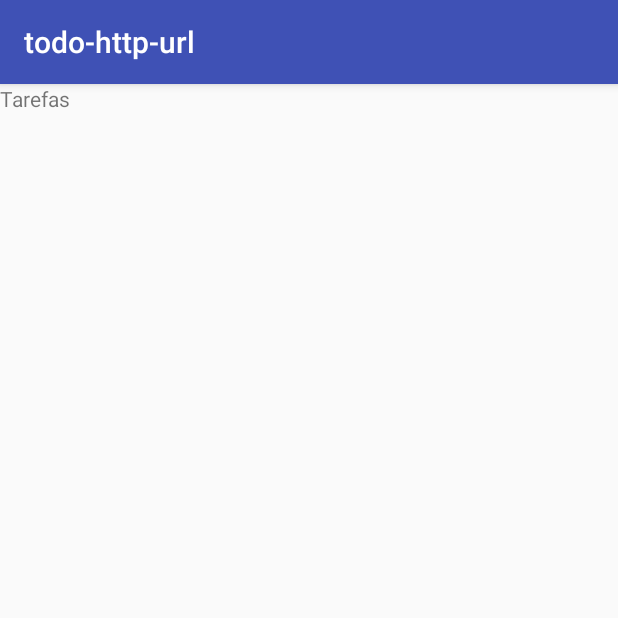
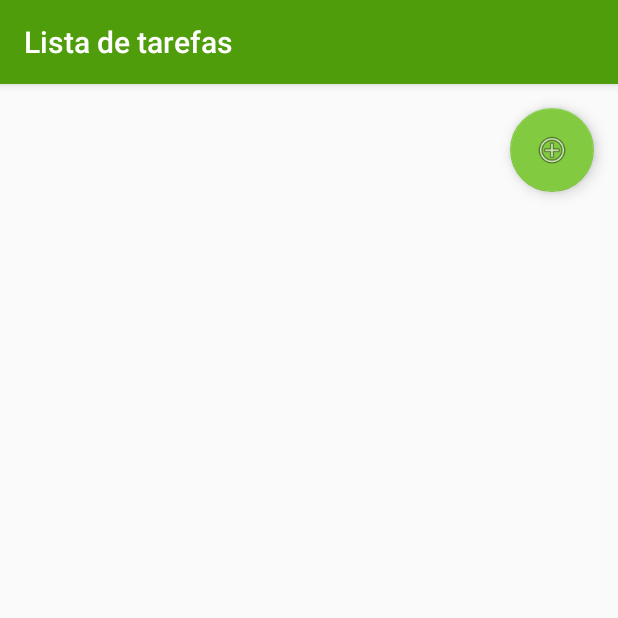
Before and after one commit to mariovmelo/todo-app-android, an Android app: the screen it shows after launch (MainActivity), on a phone screen of 412 x 824 dp, the top half of it. Run offline under Robolectric (Android 15) with nearby library versions, the phone set to English and light mode, and no system bars.

Commit message:
Implementação da versão incial do aplicativo de lista de tarefas

```diff
--- a/app/build.gradle
+++ b/app/build.gradle
@@ -3,7 +3,7 @@ apply plugin: 'com.android.application'
 android {
     compileSdkVersion 27
     defaultConfig {
-        applicationId "br.edu.ifrn.todo_http_url"
+        applicationId "br.edu.ifrn.todo_app"
         minSdkVersion 16
         targetSdkVersion 27
         versionCode 1
@@ -22,6 +22,7 @@ dependencies {
     implementation fileTree(dir: 'libs', include: ['*.jar'])
     implementation 'com.android.support:appcompat-v7:27.1.1'
     implementation 'com.android.support.constraint:constraint-layout:1.1.0'
+    implementation 'com.android.support:design:27.1.1'
     testImplementation 'junit:junit:4.12'
     androidTestImplementation 'com.android.support.test:runner:1.0.2'
     androidTestImplementation 'com.android.support.test.espresso:espresso-core:3.0.2'
--- /dev/null
+++ b/app/src/main/java/br/edu/ifrn/todo_app_android/MainActivity.java
@@ -0,0 +1,68 @@
+package br.edu.ifrn.todo_app_android;
+
+import android.content.Intent;
+import android.os.AsyncTask;
+import android.support.design.widget.FloatingActionButton;
+import android.support.design.widget.Snackbar;
+import android.support.v7.app.AppCompatActivity;
+import android.os.Bundle;
+import android.util.Log;
+import android.view.View;
+import android.widget.ArrayAdapter;
+import android.widget.ListView;
+import android.widget.TextView;
+
+import java.io.BufferedReader;
+import java.io.InputStreamReader;
+import java.net.HttpURLConnection;
+import java.net.URL;
+
+import br.edu.ifrn.todo_app_android.dominio.Tarefa;
+
+public class MainActivity extends AppCompatActivity {
+
+    public static final int ACAO_ADD_EDIT_TAREFA = 1;
+
+    private ArrayAdapter<Tarefa> tarefaAdapter;
+
+    @Override
+    protected void onCreate(Bundle savedInstanceState) {
+        super.onCreate(savedInstanceState);
+        setContentView(R.layout.activity_main);
+
+        tarefaAdapter = new ArrayAdapter<Tarefa>(this,android.R.layout.simple_list_item_1);
+
+        ListView list = findViewById(R.id.list_view);
+        list.setAdapter(tarefaAdapter);
+
+        FloatingActionButton fab = (FloatingActionButton) findViewById(R.id.button_add);
+        fab.setOnClickListener(new View.OnClickListener() {
+            @Override
+            public void onClick(View view) {
+                startActivityForResult(new Intent(MainActivity.this,TarefaActivity.class), MainActivity.ACAO_ADD_EDIT_TAREFA);
+//                Snackbar.make(view, "Replace with your own action", Snackbar.LENGTH_LONG)
+//                        .setAction("Action", null).show();
+            }
+        });
+
+    }
+
+    @Override
+    protected void onActivityResult(int requestCode, int resultCode, Intent data) {
+        super.onActivityResult(requestCode, resultCode, data);
+
+        if(requestCode == this.ACAO_ADD_EDIT_TAREFA
+                && resultCode != 0){
+            Tarefa t = (Tarefa) data.getSerializableExtra("tarefa");
+            int pos = data.getIntExtra("position", -1);
+
+            if(pos == -1){
+                tarefaAdapter.add(t);
+            }else{
+                tarefaAdapter.remove(t);
+                tarefaAdapter.insert(t,pos);
+            }
+            tarefaAdapter.notifyDataSetChanged();
+        }
+    }
+}
--- a/app/src/main/java/br/edu/ifrn/todo_http_url/MainActivity.java
+++ /dev/null
@@ -1,58 +0,0 @@
-package br.edu.ifrn.todo_http_url;
-
-import android.os.AsyncTask;
-import android.support.v7.app.AppCompatActivity;
-import android.os.Bundle;
-import android.util.Log;
-import android.widget.TextView;
-
-import java.io.BufferedReader;
-import java.io.InputStreamReader;
-import java.net.HttpURLConnection;
-import java.net.URL;
-import java.nio.CharBuffer;
-
-public class MainActivity extends AppCompatActivity {
-
-    private TextView textArea;
-
-    @Override
-    protected void onCreate(Bundle savedInstanceState) {
-        super.onCreate(savedInstanceState);
-        setContentView(R.layout.activity_main);
-
-        textArea = findViewById(R.id.tarefas);
-
-        new HTTPGetTask().execute("http://todo-service-imd.herokuapp.com/tarefa");
-
-
-    }
-
-    private class HTTPGetTask extends AsyncTask<String,Void, String>{
-        @Override
-        protected String doInBackground(String... strings) {
-            StringBuffer data = new StringBuffer();
-
-            try{
-                HttpURLConnection con = (HttpURLConnection) new URL(strings[0]).openConnection();
-                con.setRequestMethod("GET");
-                con.connect();
-                BufferedReader br = new BufferedReader(new InputStreamReader(con.getInputStream()));
-                String linha = "";
-                while((linha = br.readLine()) != null)
-                    data.append(linha+"\n");
-                br.close();
-                con.disconnect();
-            }catch(Exception e){
-                Log.e(HTTPGetTask.class.getName(),e.getMessage(),e);
-            }
-
-            return data.toString();
-        }
-        @Override
-        protected void onPostExecute(String s) {
-            textArea.setText(s);
-        }
-    }
-
-}
--- a/app/src/main/res/layout/activity_main.xml
+++ b/app/src/main/res/layout/activity_main.xml
@@ -4,25 +4,20 @@
     xmlns:tools="http://schemas.android.com/tools"
     android:layout_width="match_parent"
     android:layout_height="match_parent"
-    tools:context=".MainActivity">
-    s
+    tools:context="br.edu.ifrn.todo_app_android.MainActivity">
 
-    <TextView
+    <ListView
+        android:id="@+id/list_view"
         android:layout_width="match_parent"
+        android:layout_height="wrap_content" >
+
+    </ListView>
+
+    <android.support.design.widget.FloatingActionButton
+        android:id="@+id/button_add"
+        android:layout_width="wrap_content"
         android:layout_height="wrap_content"
-        android:layout_weight="0"
-        android:text="Tarefas"
-        app:layout_constraintBottom_toBottomOf="parent"
-        app:layout_constraintLeft_toLeftOf="parent"
-        app:layout_constraintRight_toRightOf="parent"
-        app:layout_constraintTop_toTopOf="parent" />
-
-    <TextView
-        android:id="@+id/tarefas"
-        android:layout_width="match_parent"
-        android:layout_height="wrap_content"
-        android:layout_weight="1"
-        android:ems="10"
-        />
-
+        android:layout_gravity="bottom|end"
+        android:layout_margin="@dimen/fab_margin"
+        app:srcCompat="@android:drawable/ic_menu_add" />
 </LinearLayout>
--- a/app/src/main/res/values/colors.xml
+++ b/app/src/main/res/values/colors.xml
@@ -1,6 +1,6 @@
 <?xml version="1.0" encoding="utf-8"?>
 <resources>
-    <color name="colorPrimary">#3F51B5</color>
-    <color name="colorPrimaryDark">#303F9F</color>
-    <color name="colorAccent">#FF4081</color>
+    <color name="colorPrimary">#4F9D0A</color>
+    <color name="colorPrimaryDark">#2D6000</color>
+    <color name="colorAccent">#82CB41</color>
 </resources>
--- /dev/null
+++ b/app/src/main/res/values/dimens.xml
@@ -0,0 +1,3 @@
+<resources>
+    <dimen name="fab_margin">16dp</dimen>
+</resources>
--- a/app/src/main/res/values/strings.xml
+++ b/app/src/main/res/values/strings.xml
@@ -1,3 +1,4 @@
 <resources>
-    <string name="app_name">todo-http-url</string>
+    <string name="app_name">Lista de tarefas</string>
+    <string name="title_activity_main2">MainActivity2</string>
 </resources>
```
Also changed, not shown: app/src/main/AndroidManifest.xml (+4 -3 lines), app/src/main/java/br/edu/ifrn/todo_app_android/TarefaActivity.java (added, +57 -0 lines), app/src/main/java/br/edu/ifrn/todo_app_android/dominio/Tarefa.java (added, +48 -0 lines), app/src/main/res/layout/activity_tarefa.xml (added, +87 -0 lines), app/src/main/res/values/styles.xml (+9 -0 lines), 5 other files.
